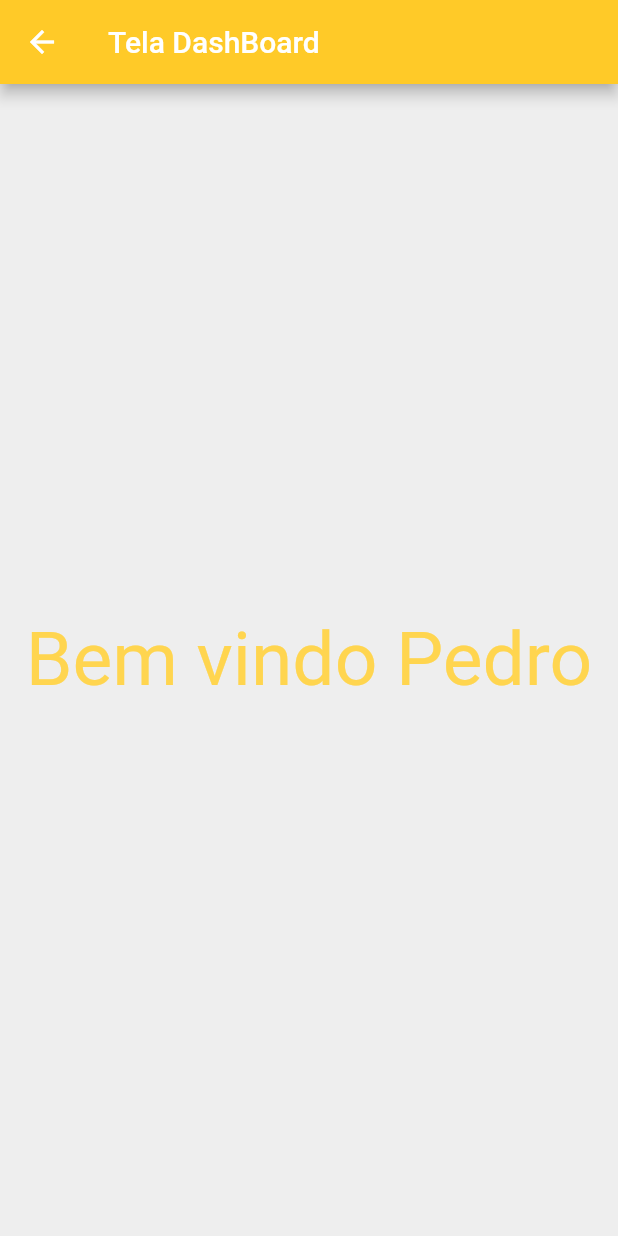
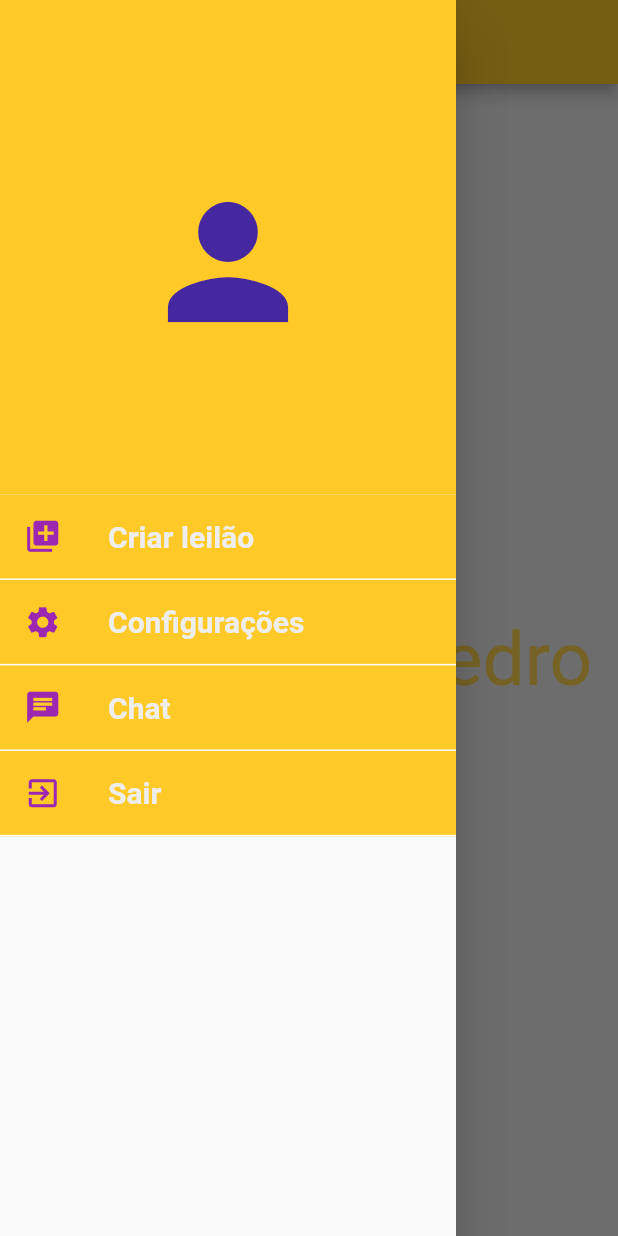
Before and after one commit to ICEI-PUC-Minas-PPLES-TI/plf-es-2021-1-ti5-6702100-leil-on, a Flutter app: the Saudacao screen opened by its route, with the side drawer open (before the commit the screen has no drawer), on a phone screen of 412 x 824 dp. Run offline on Flutter 3.47's test engine with Material 2 defaults, Android fonts, the phone set to English and light mode, and no system bars.

Commit message:
criacao do menu do dashboard

```diff
--- a/codigo/front-end/Leil_on/lib/view/dashBoardUser.dart
+++ b/codigo/front-end/Leil_on/lib/view/dashBoardUser.dart
@@ -1,3 +1,6 @@
+import 'dart:ui';
+
+import 'package:Leil_on/widget/menuLeilon.dart';
 import 'package:flutter/material.dart';
 
 class Saudacao extends StatelessWidget {
@@ -7,9 +10,17 @@ class Saudacao extends StatelessWidget {
   Widget build(BuildContext context) {
     return Scaffold(
       appBar: AppBar(
-        title: Text('Tela DashBoard'),
+        centerTitle: true,
+        iconTheme: IconThemeData(color: Colors.purple, size: 50.0),
+        title: Text(
+          'Tela DashBoard',
+          style: TextStyle(
+            color: Colors.grey[100],
+          ),
+        ),
         backgroundColor: Colors.amber[400],
       ),
+      drawer: MenuLeilon(),
       body: Container(
         color: Colors.grey[200],
         child: Text(
--- /dev/null
+++ b/codigo/front-end/Leil_on/lib/widget/menuLeilon.dart
@@ -0,0 +1,73 @@
+import 'package:flutter/material.dart';
+
+class MenuLeilon extends StatelessWidget {
+  const MenuLeilon({Key key}) : super(key: key);
+
+  Widget _createItem(IconData icon, String label) {
+    return Container(
+      decoration: BoxDecoration(
+        border: Border(
+          bottom: BorderSide(color: Colors.grey[50]),
+        ),
+      ),
+      child: ListTile(
+        leading: Icon(
+          icon,
+          size: 25,
+          color: Colors.purple,
+        ),
+        title: Text(
+          label,
+          style: TextStyle(
+            fontSize: 20,
+            fontWeight: FontWeight.bold,
+            color: Colors.grey[200],
+          ),
+        ),
+        onTap: () {},
+      ),
+    );
+  }
+
+  @override
+  Widget build(BuildContext context) {
+    return Drawer(
+      child: Column(
+        crossAxisAlignment: CrossAxisAlignment.center,
+        children: [
+          Container(
+            height: MediaQuery.of(context).size.height * 0.4,
+            width: double.infinity,
+            padding: EdgeInsets.only(
+              top: 20,
+              left: 10,
+              right: 10,
+            ),
+            color: Colors.amber[400],
+            child: Row(
+              mainAxisAlignment: MainAxisAlignment.spaceAround,
+              children: [
+                Icon(
+                  Icons.person,
+                  color: Colors.deepPurple[800],
+                  size: 120.0,
+                ),
+              ],
+            ),
+          ),
+          Container(
+            color: Colors.amber[400],
+            child: Column(
+              children: <Widget>[
+                _createItem(Icons.add_to_photos, 'Criar leilão'),
+                _createItem(Icons.settings, 'Configurações'),
+                _createItem(Icons.chat, 'Chat'),
+                _createItem(Icons.exit_to_app, 'Sair'),
+              ],
+            ),
+          ),
+        ],
+      ),
+    );
+  }
+}
```
